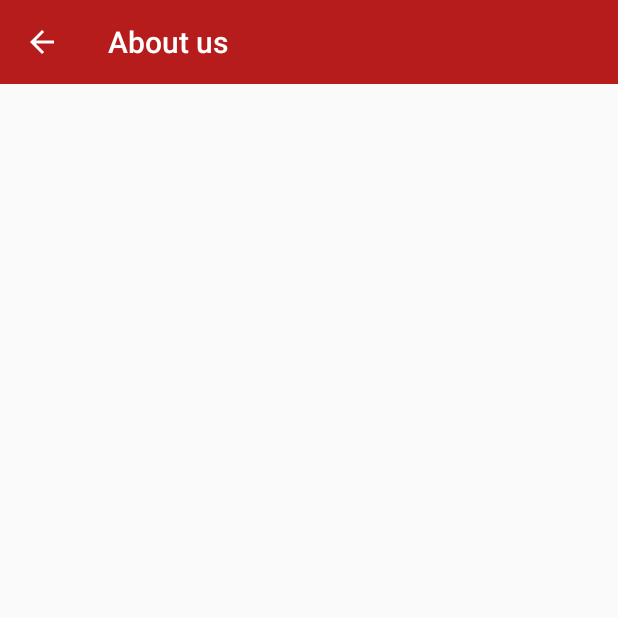
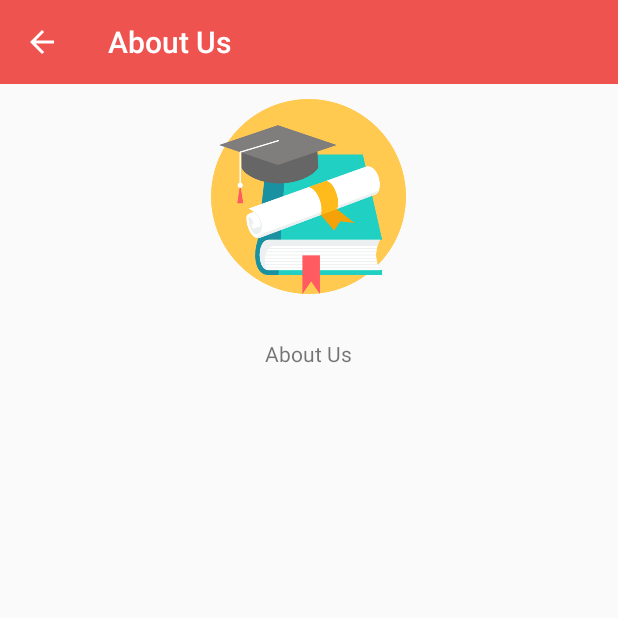
Before and after one commit to bothdev/CUGuide, an Android app: the AboutActivity screen opened directly, with no data from a screen before it, on a phone screen of 412 x 824 dp, the top half of it. Run offline under Robolectric (Android 15) with nearby library versions, the phone set to English and light mode, and no system bars.

```diff
--- a/app/build.gradle
+++ b/app/build.gradle
@@ -32,5 +32,6 @@ dependencies {
     compile 'com.squareup.retrofit2:retrofit:2.1.0'
     compile 'com.squareup.retrofit2:converter-gson:2.1.0'
     compile 'com.squareup.picasso:picasso:2.4.0'
+    compile 'com.android.support.constraint:constraint-layout:1.0.2'
     testCompile 'junit:junit:4.12'
 }
--- a/app/src/main/java/edu/ckcc/schoolguide/Activity/AboutActivity.java
+++ b/app/src/main/java/edu/ckcc/schoolguide/Activity/AboutActivity.java
@@ -1,6 +1,7 @@
 package edu.ckcc.schoolguide.Activity;
 
 import android.app.Activity;
+import android.os.Build;
 import android.os.Bundle;
 import android.support.annotation.NonNull;
 import android.support.annotation.Nullable;
@@ -10,6 +11,9 @@ import android.support.v7.widget.Toolbar;
 import android.text.style.BackgroundColorSpan;
 import android.view.MenuItem;
 import android.view.View;
+import android.view.Window;
+import android.view.WindowManager;
+
 import edu.ckcc.schoolguide.R;
 
 /**
@@ -20,12 +24,21 @@ public class AboutActivity extends AppCompatActivity implements NavigationView.O
     @Override
     protected void onCreate(@Nullable Bundle savedInstanceState) {
         super.onCreate(savedInstanceState);
-        setContentView(R.layout.activity_home);
+        setContentView(R.layout.activity_about);
 
-        //Set toolbar
-        Toolbar toolbar = (Toolbar) findViewById(R.id.home_toolbar);
+        if (Build.VERSION.SDK_INT>=21){
+            Window window = this.getWindow();
+            window.addFlags(WindowManager.LayoutParams.FLAG_DRAWS_SYSTEM_BAR_BACKGROUNDS);
+            window.clearFlags(WindowManager.LayoutParams.FLAG_TRANSLUCENT_STATUS);
+            window.setStatusBarColor(this.getResources().getColor(R.color.statusBar));
+        }
+
+        //Set Toolbar
+        Toolbar toolbar = (Toolbar) findViewById(R.id.about_toolbar);
+        toolbar.setBackgroundColor(this.getResources().getColor(R.color.toolbar));
         setSupportActionBar(toolbar);
-        setTitle("About us");
+        getSupportActionBar();
+        setTitle("About Us");
         getSupportActionBar().setDisplayHomeAsUpEnabled(true);
     }
 
--- a/app/src/main/res/layout/activity_about.xml
+++ b/app/src/main/res/layout/activity_about.xml
@@ -9,7 +9,9 @@
     <android.support.v7.widget.Toolbar
         android:id="@+id/about_toolbar"
         android:layout_width="match_parent"
-        android:layout_height="wrap_content">
+        android:layout_height="wrap_content"
+        android:background="@color/statusBar"
+        android:theme="@style/Base.ThemeOverlay.AppCompat.Dark.ActionBar">
     </android.support.v7.widget.Toolbar>
 
     <ImageView
--- a/app/src/main/res/layout/activity_home.xml
+++ b/app/src/main/res/layout/activity_home.xml
@@ -21,7 +21,7 @@
         </android.support.v7.widget.Toolbar>
 
         <FrameLayout
-            android:id="@+id/main_frame"
+            android:id="@+id/home_frame"
             android:layout_width="match_parent"
             android:layout_height="match_parent"
             android:layout_gravity="center">
--- a/app/src/main/res/layout/fragment_university.xml
+++ b/app/src/main/res/layout/fragment_university.xml
@@ -8,6 +8,6 @@
     <TextView
         android:layout_width="match_parent"
         android:layout_height="match_parent"
-        android:text="@string/hello_blank_fragment" />
+        android:text="University" />
 
 </FrameLayout>
```
Also changed, not shown: app/src/main/java/edu/ckcc/schoolguide/Activity/HomeActivity.java (+10 -1 lines), app/src/main/res/layout/activity_university.xml (added, +20 -0 lines), app/src/main/res/layout/fragment_home.xml (+7 -8 lines).
